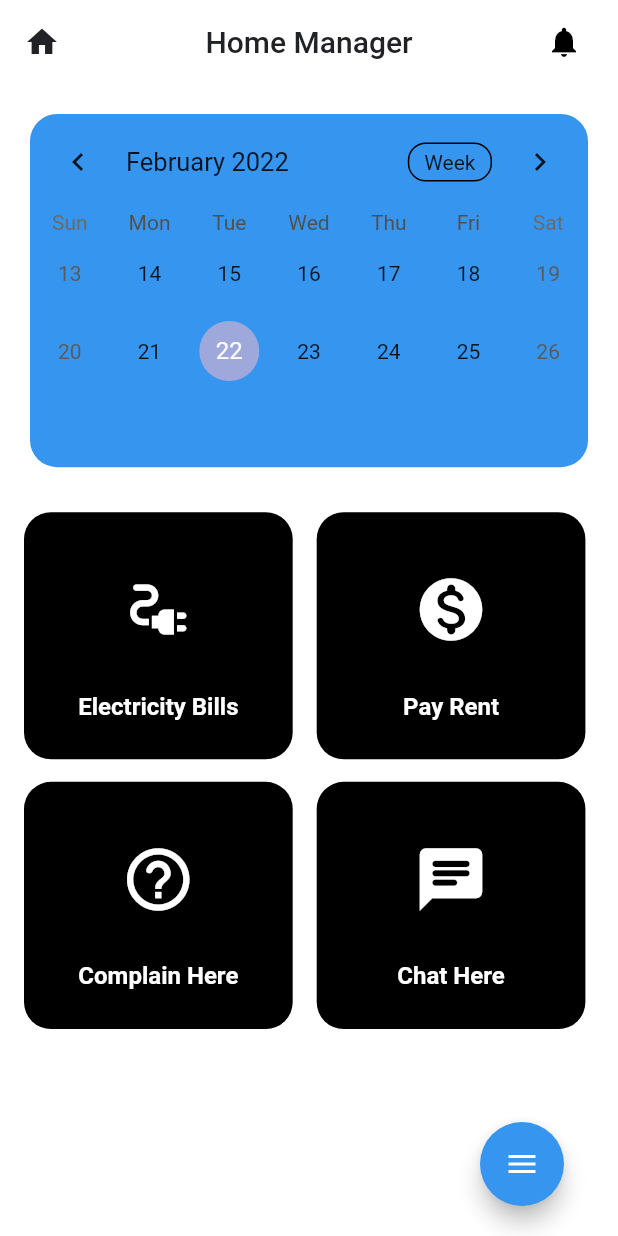
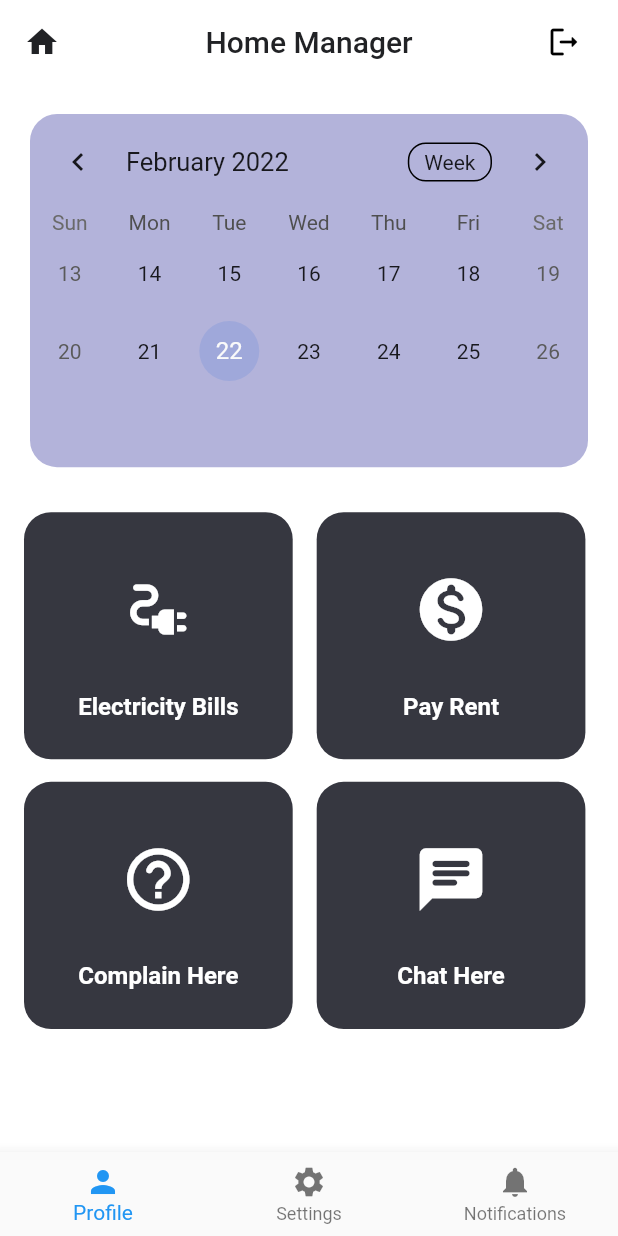
Before and after one commit to Gaurab17/House-Rent-Manager, a Flutter app: the screen it shows once a user with an empty profile is signed in, on a phone screen of 412 x 824 dp. Run offline on Flutter 3.47's test engine with Material 2 defaults, Android fonts, the phone set to English and light mode, and no system bars; drawn by our look-alikes of flutter_speed_dial, table_calendar; our stand-ins replace firebase_auth, firebase_core, flutter_spinkit, splashscreen; accounts and stored records are empty.

Commit message:
BottomBar Added

```diff
--- /dev/null
+++ b/housemanager/lib/Screens/Home/HomeUISections/bottomnavigation.dart
@@ -0,0 +1,45 @@
+import 'package:brewapp/Screens/Home/HomeUISections/electricity.dart';
+import 'package:brewapp/Screens/Home/HomeUISections/profile.dart';
+import 'package:brewapp/Screens/Home/home.dart';
+import 'package:flutter/material.dart';
+
+class BasicBottomNavBar extends StatefulWidget {
+  const BasicBottomNavBar({Key? key}) : super(key: key);
+
+  @override
+  _BasicBottomNavBarState createState() => _BasicBottomNavBarState();
+}
+
+class _BasicBottomNavBarState extends State<BasicBottomNavBar> {
+  int _selectedIndex = 0;
+
+  static const List<Widget> _pages = <Widget>[Home(), Profile(), Electricity()];
+
+  void _onItemTapped(int index) {
+    setState(() {
+      _selectedIndex = index;
+    });
+  }
+
+  @override
+  Widget build(BuildContext context) {
+    return BottomNavigationBar(
+      items: const <BottomNavigationBarItem>[
+        BottomNavigationBarItem(
+          icon: Icon(Icons.person),
+          label: 'Profile',
+        ),
+        BottomNavigationBarItem(
+          icon: Icon(Icons.settings),
+          label: 'Settings',
+        ),
+        BottomNavigationBarItem(
+          icon: Icon(Icons.notifications),
+          label: 'Notifications',
+        ),
+      ],
+      currentIndex: _selectedIndex,
+      onTap: _onItemTapped,
+    );
+  }
+}
--- a/housemanager/lib/Screens/Home/UtiilsHome/homeButtonsWidget.dart
+++ b/housemanager/lib/Screens/Home/UtiilsHome/homeButtonsWidget.dart
@@ -35,7 +35,7 @@ class _Widget1State extends State<Widget1> {
                 ],
               ),
               decoration: BoxDecoration(
-                color: Color.fromARGB(255, 54, 149, 238),
+                color: Color.fromARGB(255, 179, 179, 218),
                 borderRadius: BorderRadius.all(
                   Radius.circular(18),
                 ),
@@ -55,7 +55,7 @@ class _Widget1State extends State<Widget1> {
               child: GestureDetector(
                 child: Container(
                   decoration: BoxDecoration(
-                    color: Colors.black,
+                    color: Color(0xFF363740),
                     borderRadius: BorderRadius.all(
                       Radius.circular(18),
                     ),
@@ -91,7 +91,7 @@ class _Widget1State extends State<Widget1> {
             GestureDetector(
               child: Container(
                 decoration: BoxDecoration(
-                  color: Colors.black,
+                  color: Color(0xFF363740),
                   borderRadius: BorderRadius.all(
                     Radius.circular(18),
                   ),
@@ -135,7 +135,7 @@ class _Widget1State extends State<Widget1> {
               child: GestureDetector(
                 child: Container(
                   decoration: BoxDecoration(
-                    color: Colors.black,
+                    color: Color(0xFF363740),
                     borderRadius: BorderRadius.all(
                       Radius.circular(18),
                     ),
@@ -171,7 +171,7 @@ class _Widget1State extends State<Widget1> {
             GestureDetector(
               child: Container(
                 decoration: BoxDecoration(
-                  color: Colors.black,
+                  color: Color(0xFF363740),
                   borderRadius: BorderRadius.all(
                     Radius.circular(18),
                   ),
--- a/housemanager/lib/Screens/Home/home.dart
+++ b/housemanager/lib/Screens/Home/home.dart
@@ -1,9 +1,7 @@
 // ignore_for_file: avoid_unnecessary_containers, prefer_const_constructors, prefer_const_literals_to_create_immutables, use_key_in_widget_constructors, avoid_print
-import 'package:brewapp/Screens/Home/HomeUISections/setting.dart';
+import 'package:brewapp/Screens/Home/HomeUISections/bottomnavigation.dart';
 import 'package:brewapp/Screens/Services/auth.dart';
 import 'package:flutter/material.dart';
-import 'package:flutter_speed_dial/flutter_speed_dial.dart';
-import 'HomeUISections/profile.dart';
 import 'UtiilsHome/homeButtonsWidget.dart';
 
 class Home extends StatefulWidget {
@@ -35,9 +33,11 @@ class _HomeState extends State<Home> {
         ),
         actions: [
           TextButton.icon(
-            onPressed: () {},
+            onPressed: () async {
+              await _auth.SignOut();
+            },
             icon: Icon(
-              Icons.notifications,
+              Icons.logout_rounded,
               color: Colors.black,
             ),
             label: Text(''),
@@ -45,40 +45,7 @@ class _HomeState extends State<Home> {
         ],
       ),
       body: Widget1(),
-      floatingActionButton: Padding(
-        padding: const EdgeInsets.all(20.0),
-        child: SpeedDial(
-            animatedIcon: AnimatedIcons.menu_close,
-            backgroundColor: Color.fromARGB(255, 54, 149, 238),
-            children: [
-              SpeedDialChild(
-                child: const Icon(Icons.face),
-                label: 'profile',
-                backgroundColor: Color.fromARGB(255, 80, 92, 248),
-                onTap: () {
-                  Navigator.push(context,
-                      MaterialPageRoute(builder: (context) => Profile()));
-                },
-              ),
-              SpeedDialChild(
-                child: const Icon(Icons.settings),
-                label: 'Settings',
-                backgroundColor: Color.fromARGB(255, 80, 92, 248),
-                onTap: () {
-                  Navigator.push(context,
-                      MaterialPageRoute(builder: (context) => Settings()));
-                },
-              ),
-              SpeedDialChild(
-                child: const Icon(Icons.logout),
-                label: 'Logout',
-                backgroundColor: Color.fromARGB(255, 80, 92, 248),
-                onTap: () async {
-                  await _auth.SignOut();
-                },
-              ),
-            ]),
-      ),
+      bottomNavigationBar: BasicBottomNavBar(),
     );
   }
 }
```
